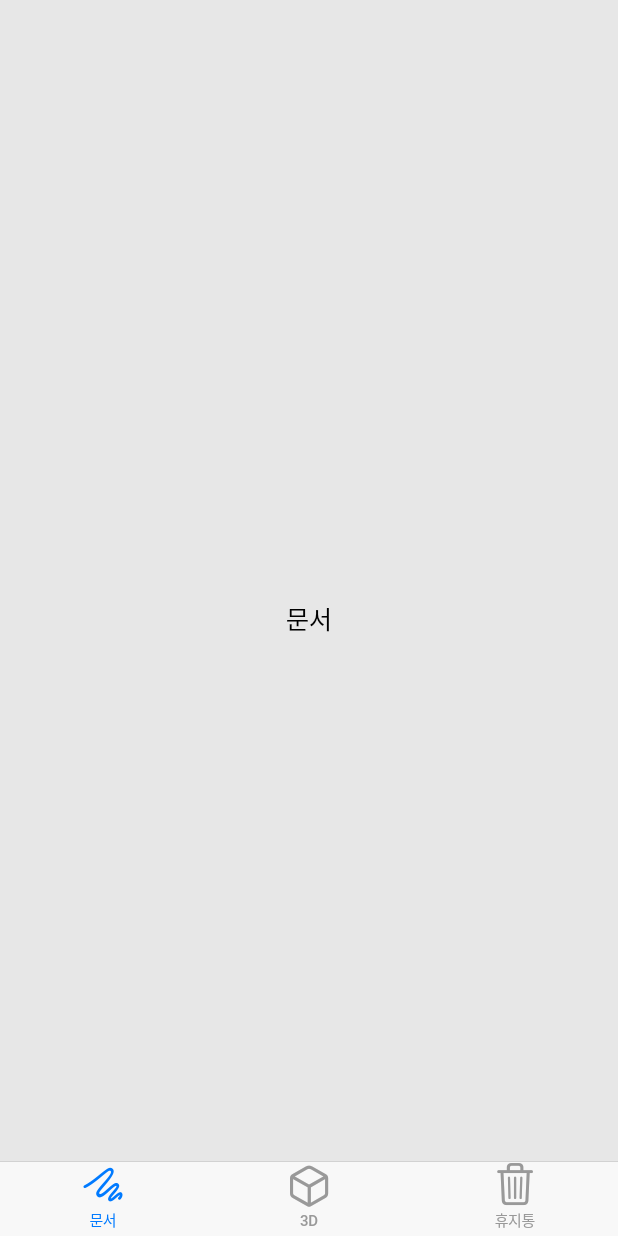
After one commit to SKT-FLY-AI-ASAP/toystory-fe, a Flutter app: the RootScreen screen opened directly, on a phone screen of 412 x 824 dp. The commit adds this screen. Run offline on Flutter 3.47's test engine with Material 3 defaults, Android fonts, the phone set to English and light mode, and no system bars.

Commit message:
feat: Add root page (#3)

```diff
--- a/toystory/lib/screen/login_screen.dart
+++ b/toystory/lib/screen/login_screen.dart
@@ -1,6 +1,7 @@
 import 'package:flutter/cupertino.dart';
 import 'package:flutter/material.dart';
 import 'signup_screen.dart';
+import 'root_screen.dart';
 
 class LoginScreen extends StatelessWidget {
   const LoginScreen({Key? key}) : super(key: key);
@@ -131,12 +132,12 @@ class LoginScreen extends StatelessWidget {
                       ),
                     ),
                     onPressed: () {
-                      // Navigator.push(
-                      //   context,
-                      //   CupertinoPageRoute(
-                      //     builder: (context) => const RootScreen(),
-                      //   ),
-                      // );
+                      Navigator.push(
+                        context,
+                        CupertinoPageRoute(
+                          builder: (context) => RootScreen(),
+                        ),
+                      );
                     },
                   ),
                 ),
--- /dev/null
+++ b/toystory/lib/screen/root_screen.dart
@@ -0,0 +1,52 @@
+import 'package:flutter/cupertino.dart';
+
+class RootScreen extends StatefulWidget {
+  @override
+  _RootScreenState createState() => _RootScreenState();
+}
+
+class _RootScreenState extends State<RootScreen> {
+  int _currentIndex = 0;
+
+  // 각 탭에 대응하는 페이지들
+  final List<Widget> _pages = [
+    Center(child: Text('문서')),
+    Center(child: Text('3D')),
+    Center(child: Text('휴지통')),
+  ];
+
+  @override
+  Widget build(BuildContext context) {
+    return CupertinoTabScaffold(
+      tabBar: CupertinoTabBar(
+        items: [
+          BottomNavigationBarItem(
+            icon: Icon(CupertinoIcons.scribble),
+            label: '문서',
+          ),
+          BottomNavigationBarItem(
+            icon: Icon(CupertinoIcons.cube),
+            label: '3D',
+          ),
+          BottomNavigationBarItem(
+            icon: Icon(CupertinoIcons.trash),
+            label: '휴지통',
+          ),
+        ],
+        currentIndex: _currentIndex,
+        onTap: (index) {
+          setState(() {
+            _currentIndex = index;
+          });
+        },
+      ),
+      tabBuilder: (context, index) {
+        return CupertinoTabView(
+          builder: (context) {
+            return _pages[index];
+          },
+        );
+      },
+    );
+  }
+}
```
